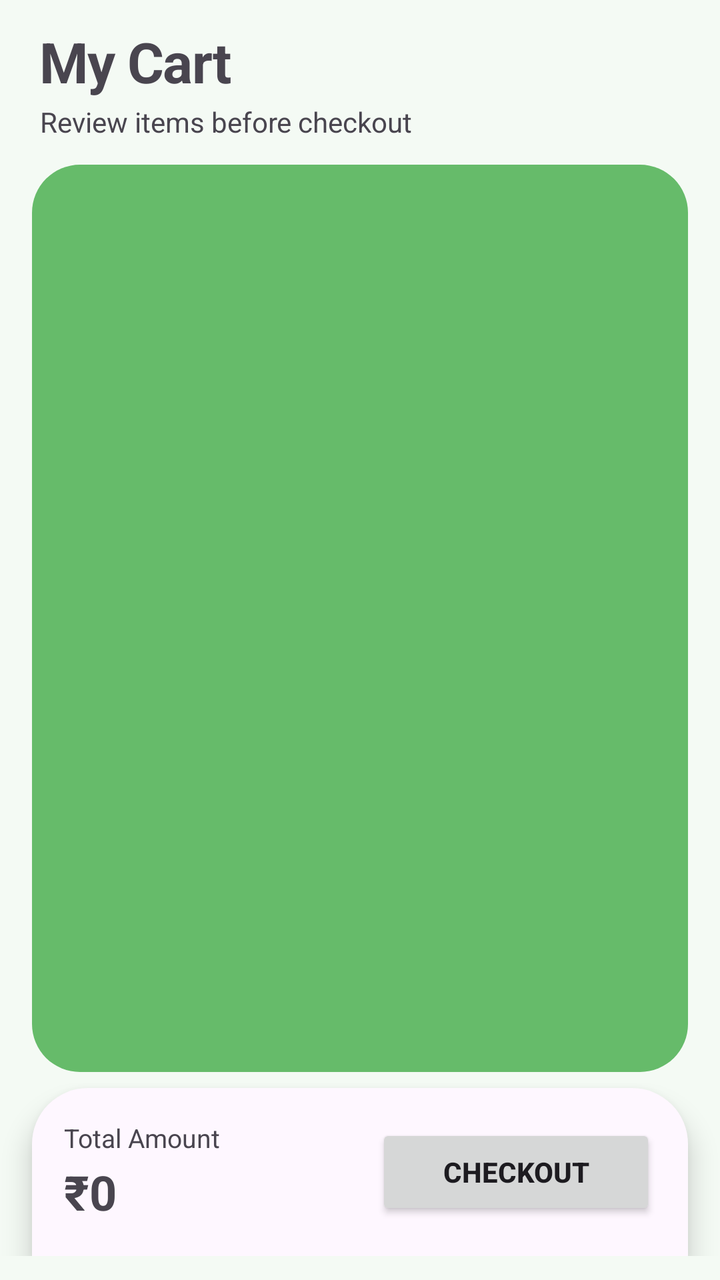
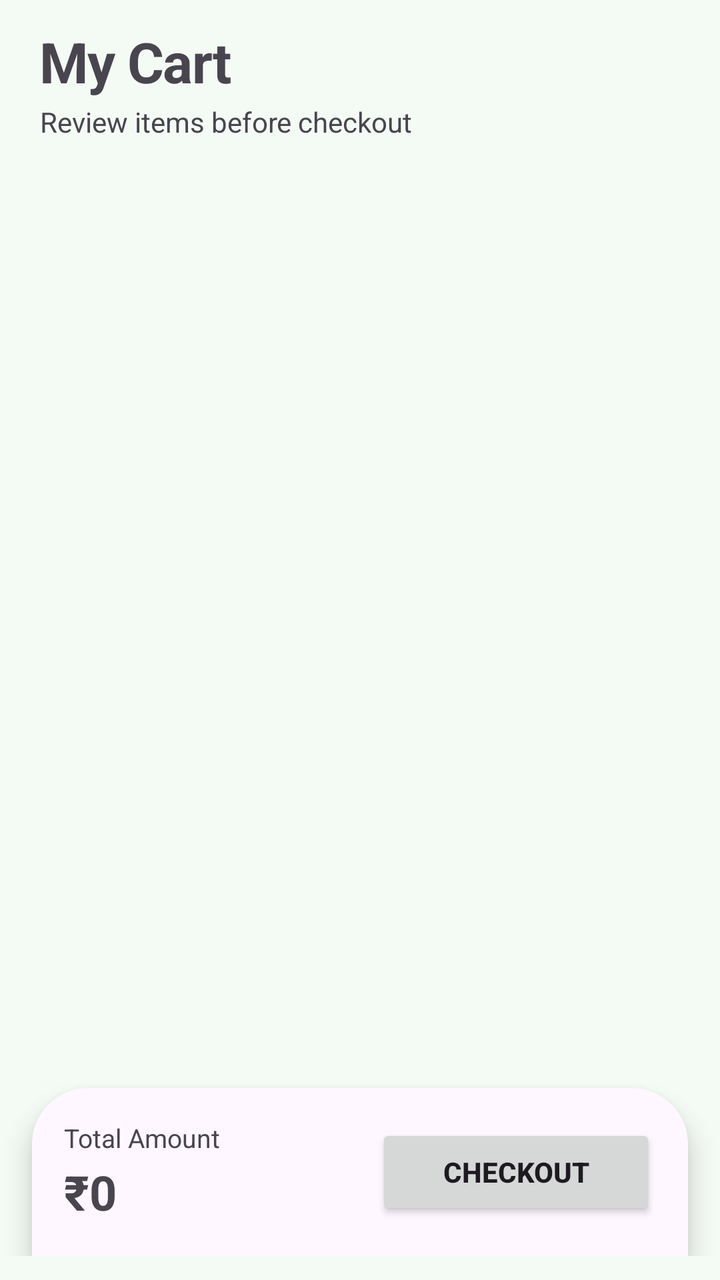

The first picture is an Android layout as it rendered before a commit; the second is the same layout after the commit. The layout source and the unified diff follow.
<!-- AndroidManifest.xml: application theme Theme.EaseGrocery -->
<!-- res/layout/activity_cart.xml -->
<?xml version="1.0" encoding="utf-8"?>
<LinearLayout
    xmlns:android="http://schemas.android.com/apk/res/android"
    xmlns:tools="http://schemas.android.com/tools"
    android:layout_width="match_parent"
    android:layout_height="match_parent"
    android:orientation="vertical"
    android:fitsSystemWindows="true"
    android:paddingTop="12dp"
    android:paddingBottom="12dp">

    <LinearLayout
        android:layout_width="match_parent"
        android:layout_height="wrap_content"
        android:orientation="vertical"
        android:paddingHorizontal="20dp"
        android:paddingBottom="12dp">

        <TextView
            android:layout_width="wrap_content"
            android:layout_height="wrap_content"
            android:text="My Cart"
            android:textSize="28sp"
            android:textStyle="bold"
            android:letterSpacing="-0.02"/>

        <TextView
            android:layout_width="wrap_content"
            android:layout_height="wrap_content"
            android:layout_marginTop="2dp"
            android:text="Review items before checkout"
            android:textSize="14sp"/>
    </LinearLayout>

    <LinearLayout
        android:layout_width="match_parent"
        android:layout_height="0dp"
        android:layout_weight="1"
        android:background="@drawable/banner_bg"
        android:layout_marginHorizontal="16dp"
        android:orientation="vertical">

        <androidx.recyclerview.widget.RecyclerView
            android:id="@+id/recyclerCart"
            android:layout_width="match_parent"
            android:layout_height="0dp"
            android:layout_weight="1"
            android:clipToPadding="false"
            android:paddingBottom="12dp"
            tools:listitem="@layout/cart_item"/>
    </LinearLayout>

    <LinearLayout
        android:layout_width="match_parent"
        android:layout_height="wrap_content"
        android:layout_marginHorizontal="16dp"
        android:layout_marginTop="8dp"
        android:orientation="horizontal"
        android:gravity="center_vertical"
        android:background="@drawable/cart_bottom_bg"
        android:elevation="8dp"
        android:padding="16dp">

        <LinearLayout
            android:layout_width="0dp"
            android:layout_height="wrap_content"
            android:layout_weight="1"
            android:orientation="vertical">

            <TextView
                android:layout_width="wrap_content"
                android:layout_height="wrap_content"
                android:text="Total Amount"
                android:textSize="13sp"/>

            <TextView
                android:id="@+id/tvTotal"
                android:layout_width="wrap_content"
                android:layout_height="wrap_content"
                android:layout_marginTop="2dp"
                android:text="₹0"
                android:textSize="24sp"
                android:textStyle="bold"/>
        </LinearLayout>

        <Button
            android:id="@+id/btnCheckout"
            android:layout_width="wrap_content"
            android:layout_height="48dp"
            android:minWidth="140dp"
            android:text="Checkout"
            android:textStyle="bold"/>
    </LinearLayout>

</LinearLayout>
<!-- res/layout/cart_item.xml (included above) -->
<?xml version="1.0" encoding="utf-8"?>
<LinearLayout xmlns:android="http://schemas.android.com/apk/res/android"
    android:layout_width="match_parent"
    android:layout_height="wrap_content"
    xmlns:app="http://schemas.android.com/apk/res-auto"
    android:elevation="2dp"
    android:padding="12dp"
    android:orientation="horizontal">

    <ImageView
        android:id="@+id/imgCartProduct"
        android:layout_width="80dp"
        android:layout_height="80dp" />

    <LinearLayout
        android:layout_width="0dp"
        android:layout_height="wrap_content"
        android:layout_weight="1"
        android:orientation="vertical"
        android:paddingEnd="12dp"
        android:paddingStart="12dp">

        <TextView
            android:id="@+id/tvCartName"
            android:layout_width="wrap_content"
            android:layout_height="wrap_content"
            android:textSize="18sp"
            android:textStyle="bold"/>

        <TextView
            android:id="@+id/tvCartPrice"
            android:layout_width="wrap_content"
            android:layout_height="wrap_content"
            android:textSize="16sp"/>

        <LinearLayout
            android:layout_width="wrap_content"
            android:layout_height="wrap_content"
            android:orientation="horizontal"
            android:layout_marginTop="8dp">

            <ImageButton
                android:id="@+id/btnMinus"
                android:layout_width="40dp"
                android:layout_height="40dp"
                android:textColor="#EF4444"
                android:textStyle="bold"
                android:src="@android:drawable/ic_menu_delete"/>

            <TextView
                android:id="@+id/tvQty"
                android:layout_width="40dp"
                android:layout_height="40dp"
                android:backgroundTint="@color/colorPrimary"
                app:tint="@android:color/white"
                android:gravity="center"
                android:text="1"/>

            <ImageButton
                android:id="@+id/btnPlus"
                android:layout_width="40dp"
                android:layout_height="40dp"
                android:src="@android:drawable/ic_menu_add"/>
        </LinearLayout>

        <TextView
            android:id="@+id/btnRemove"
            android:layout_width="wrap_content"
            android:layout_height="wrap_content"
            android:text="Remove"
            android:textColor="@android:color/holo_red_dark"
            android:paddingTop="8dp"/>
    </LinearLayout>

</LinearLayout>
<!-- resources referenced by this layout -->
<resources>
  <color name="colorPrimary">#2E7D32</color>
  <!-- drawable banner_bg (drawable) -->
  <shape xmlns:android="http://schemas.android.com/apk/res/android">
      <corners android:radius="24dp"/>
      <solid android:color="?attr/colorSecondary"/>
  </shape>
  <!-- drawable cart_bottom_bg (drawable) -->
  <shape xmlns:android="http://schemas.android.com/apk/res/android">
      <solid android:color="?attr/colorSurface"/>
      <corners
          android:topLeftRadius="28dp"
          android:topRightRadius="28dp"/>
  </shape>
  <style name="Theme.EaseGrocery" parent="Theme.Material3.DayNight.NoActionBar">
  
          <item name="colorPrimary">@color/colorPrimary</item>
          <item name="colorSecondary">@color/colorSecondary</item>
  
          <item name="android:windowBackground">@color/colorBackground</item>
  
          <item name="android:windowLightStatusBar">true</item>
          <item name="android:statusBarColor">@android:color/transparent</item>
          <item name="android:navigationBarColor">@android:color/transparent</item>
  
          
          <item name="shapeAppearanceSmallComponent">@style/ShapeAppearance.EaseGrocery.Small</item>
          <item name="shapeAppearanceMediumComponent">@style/ShapeAppearance.EaseGrocery.Medium</item>
          <item name="shapeAppearanceLargeComponent">@style/ShapeAppearance.EaseGrocery.Large</item>
  
      </style>
  <color name="colorSecondary">#66BB6A</color>
  <color name="colorBackground">#F4FAF4</color>
  <style name="ShapeAppearance.EaseGrocery.Small" parent="ShapeAppearance.Material3.SmallComponent">
          <item name="cornerFamily">rounded</item>
          <item name="cornerSize">12dp</item>
      </style>
  <style name="ShapeAppearance.EaseGrocery.Medium" parent="ShapeAppearance.Material3.MediumComponent">
          <item name="cornerFamily">rounded</item>
          <item name="cornerSize">18dp</item>
      </style>
  <style name="ShapeAppearance.EaseGrocery.Large" parent="ShapeAppearance.Material3.LargeComponent">
          <item name="cornerFamily">rounded</item>
          <item name="cornerSize">28dp</item>
      </style>
</resources>

<!-- the commit's change to res/layout/activity_cart.xml (unified diff, before → after) -->
@@ -36,7 +36,6 @@
         android:layout_width="match_parent"
         android:layout_height="0dp"
         android:layout_weight="1"
-        android:background="@drawable/banner_bg"
         android:layout_marginHorizontal="16dp"
         android:orientation="vertical">
 
<!-- resource entries referenced after the edit -->
@@ -1,11 +1,6 @@
 <!-- resources referenced by this layout -->
 <resources>
   <color name="colorPrimary">#2E7D32</color>
-  <!-- drawable banner_bg (drawable) -->
-  <shape xmlns:android="http://schemas.android.com/apk/res/android">
-      <corners android:radius="24dp"/>
-      <solid android:color="?attr/colorSecondary"/>
-  </shape>
   <!-- drawable cart_bottom_bg (drawable) -->
   <shape xmlns:android="http://schemas.android.com/apk/res/android">
       <solid android:color="?attr/colorSurface"/>
